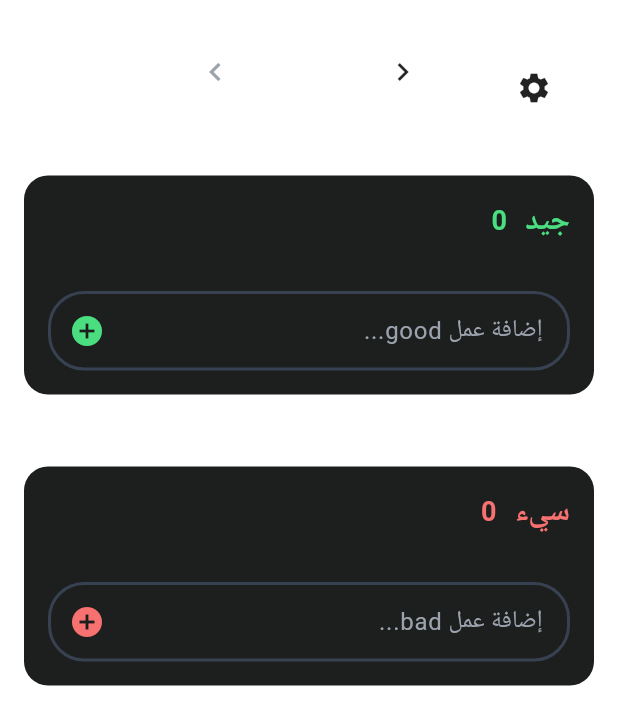
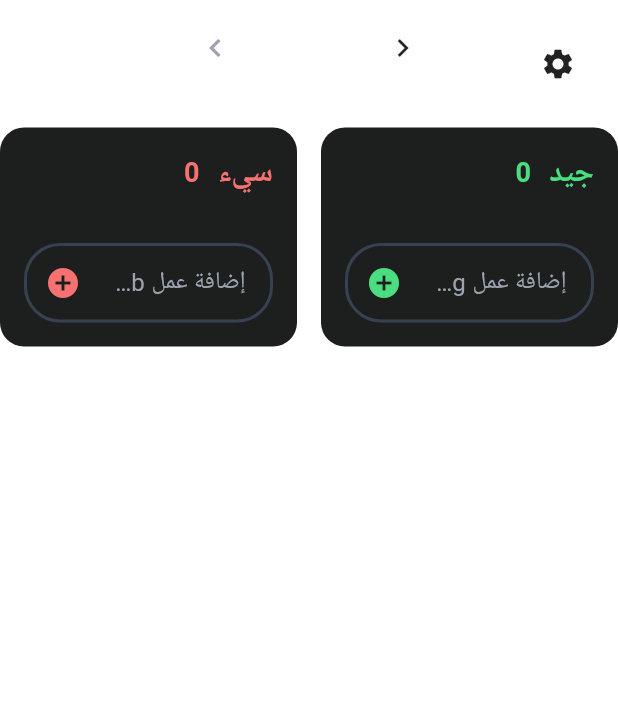
Before and after one commit to TheMoenix/muhasaba, a Flutter app: the screen it shows after launch, on a phone screen of 412 x 824 dp. Shown: the top 725 px of the screen. Run offline on Flutter 3.47's test engine with Material 3 defaults, Android fonts, the light colour scheme and no system bars; our stand-ins replace flutter_riverpod, hive, hive_flutter, shared_preferences; accounts and stored records are empty.

Commit message:
refactor: Simplify layout structure in HomePage for better readability

```diff
--- a/lib/features/home/home_page.dart
+++ b/lib/features/home/home_page.dart
@@ -21,21 +21,9 @@ class HomePage extends ConsumerWidget {
       body: SafeArea(
         child: Column(
           children: [
-            // Day header with navigation and summary
-            Padding(
-              padding: const EdgeInsets.all(16),
-              child: const DayHeader(),
-            ),
-
-            // Main content area
-            Expanded(
-              child: Padding(
-                padding: const EdgeInsets.symmetric(horizontal: 16),
-                child: LayoutBuilder(
-                  builder: (context, constraints) {
-                    // Use row layout for wider screens, column for narrow
-                    if (constraints.maxWidth > 600) {
-                      return Row(
+            const DayHeader(),
+            Row(
+              crossAxisAlignment: CrossAxisAlignment.start,
               children: [
                 Expanded(
                   child: NewColumnCard(
@@ -53,30 +41,6 @@ class HomePage extends ConsumerWidget {
                   ),
                 ),
               ],
-                      );
-                    } else {
-                      return SingleChildScrollView(
-                        child: Column(
-                          children: [
-                            NewColumnCard(
-                              type: EntryType.good,
-                              title: l10n.good,
-                              entries: goodEntries,
-                            ),
-                            const SizedBox(height: 16),
-                            NewColumnCard(
-                              type: EntryType.bad,
-                              title: l10n.bad,
-                              entries: badEntries,
-                            ),
-                            const SizedBox(height: 16),
-                          ],
-                        ),
-                      );
-                    }
-                  },
-                ),
-              ),
             ),
           ],
         ),
```
Lines whose indentation alone changed are shown as unchanged.
